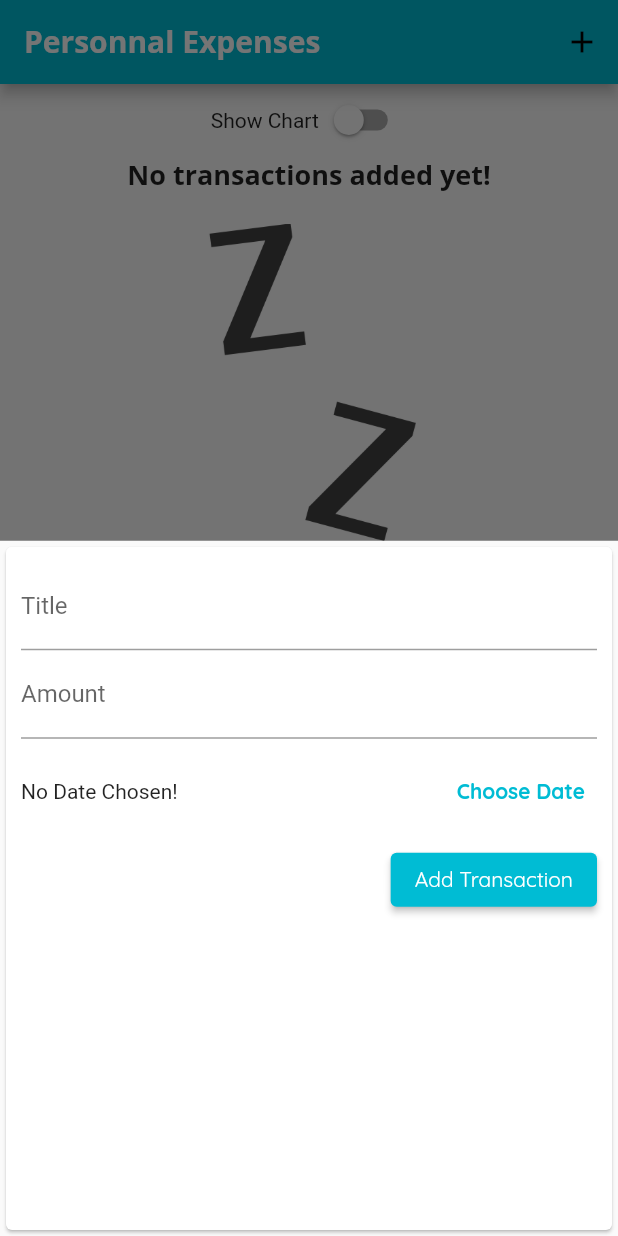
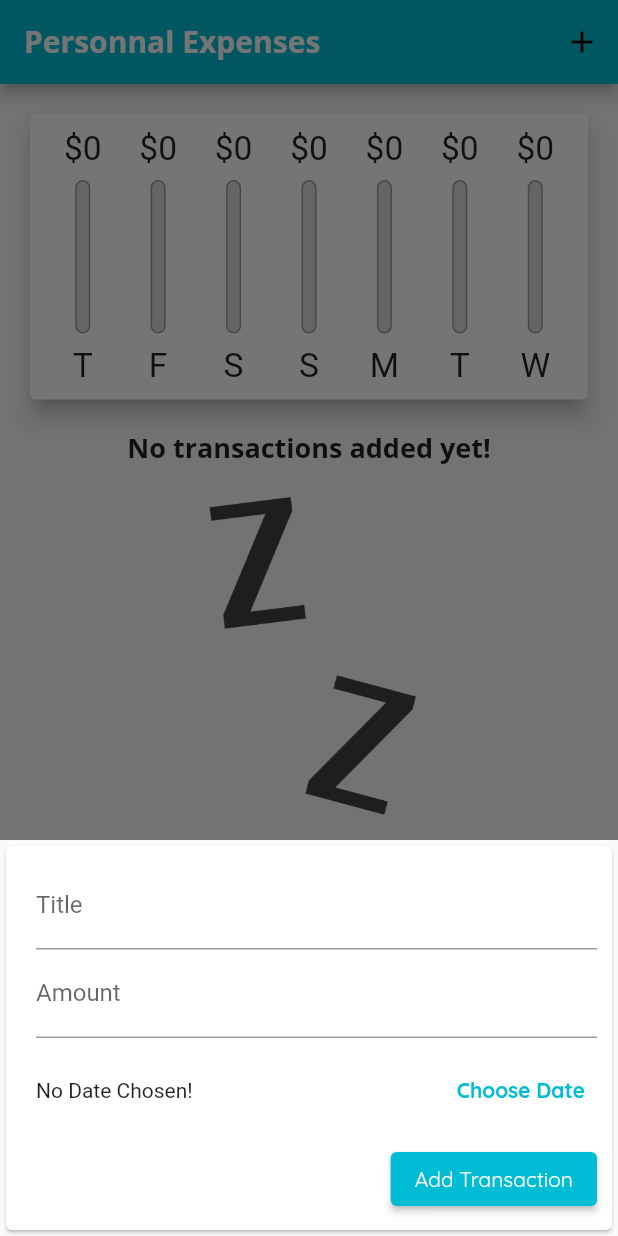
Before and after one commit to AurelTBE/ExpenseTracker, a Flutter app: the screen it shows after launch, after a tap on the "add" icon, on a phone screen of 412 x 824 dp. Run offline on Flutter 3.47's test engine with Material 2 defaults, Android fonts, the phone set to English and light mode, and no system bars.

```diff
--- a/lib/main.dart
+++ b/lib/main.dart
@@ -88,6 +88,8 @@ class _MyHomePageState extends State<MyHomePage> {
 
   @override
   Widget build(BuildContext context) {
+    final mediaQuery = MediaQuery.of(context);
+    final isLandscape = mediaQuery.orientation == Orientation.landscape;
     final appBar = AppBar(
       title: Text('Personnal Expenses'),
       actions: [
@@ -97,6 +99,13 @@ class _MyHomePageState extends State<MyHomePage> {
         ),
       ],
     );
+
+    final txListWidget = Container(
+        height: (mediaQuery.size.height -
+                appBar.preferredSize.height -
+                mediaQuery.padding.top) *
+            0.7,
+        child: TransactionList(_userTransactions, _deleteTransaction));
     return Scaffold(
         appBar: appBar,
         body: SingleChildScrollView(
@@ -104,6 +113,7 @@ class _MyHomePageState extends State<MyHomePage> {
             //mainAxisAlignment: MainAxisAlignment.spaceAround,
             crossAxisAlignment: CrossAxisAlignment.stretch,
             children: <Widget>[
+              if (isLandscape)
                 Row(
                   mainAxisAlignment: MainAxisAlignment.center,
                   children: [
@@ -118,20 +128,23 @@ class _MyHomePageState extends State<MyHomePage> {
                     ),
                   ],
                 ),
+              if (!isLandscape)
+                Container(
+                    height: (mediaQuery.size.height -
+                            appBar.preferredSize.height -
+                            mediaQuery.padding.top) *
+                        0.3,
+                    child: Chart(_recentTransactions)),
+              if (!isLandscape) txListWidget,
+              if (isLandscape)
                 _showChart
                     ? Container(
-                      height: (MediaQuery.of(context).size.height -
+                        height: (mediaQuery.size.height -
                                 appBar.preferredSize.height -
-                              MediaQuery.of(context).padding.top) *
+                                mediaQuery.padding.top) *
                             0.7,
                         child: Chart(_recentTransactions))
-                  : Container(
-                      height: (MediaQuery.of(context).size.height -
-                              appBar.preferredSize.height -
-                              MediaQuery.of(context).padding.top) *
-                          0.7,
-                      child: TransactionList(
-                          _userTransactions, _deleteTransaction)),
+                    : txListWidget,
             ],
           ),
         ),
--- a/lib/widgets/new_transaction.dart
+++ b/lib/widgets/new_transaction.dart
@@ -49,9 +49,14 @@ class _NewTransactionState extends State<NewTransaction> {
 
   @override
   Widget build(BuildContext context) {
-    return Card(
+    return SingleChildScrollView(
+      child: Card(
         child: Container(
-        padding: EdgeInsets.all(10),
+          padding: EdgeInsets.only(
+              top: 10,
+              left: 20,
+              right: 10,
+              bottom: MediaQuery.of(context).viewInsets.bottom + 10),
           child: Column(
             crossAxisAlignment: CrossAxisAlignment.end,
             children: <Widget>[
@@ -94,6 +99,7 @@ class _NewTransactionState extends State<NewTransaction> {
             ],
           ),
         ),
+      ),
     );
   }
 }
--- a/lib/widgets/transaction_list.dart
+++ b/lib/widgets/transaction_list.dart
@@ -53,11 +53,19 @@ class TransactionList extends StatelessWidget {
                         subtitle: Text(
                           DateFormat.yMMMd().format(transactions[index].date),
                         ),
-                        trailing: IconButton(
-                          icon: Icon(Icons.delete),
-                          color: Theme.of(context).errorColor,
-                          onPressed: () => deleteTx(transactions[index].id),
-                        ),
+                        trailing: MediaQuery.of(context).size.width > 460
+                            ? FlatButton.icon(
+                                icon: Icon(Icons.delete),
+                                label: Text("Delete"),
+                                textColor: Theme.of(context).errorColor,
+                                onPressed: () =>
+                                    deleteTx(transactions[index].id))
+                            : IconButton(
+                                icon: Icon(Icons.delete),
+                                color: Theme.of(context).errorColor,
+                                onPressed: () =>
+                                    deleteTx(transactions[index].id),
+                              ),
                       ));
                 },
                 itemCount: transactions.length,
```
Lines whose indentation alone changed are shown as unchanged.
